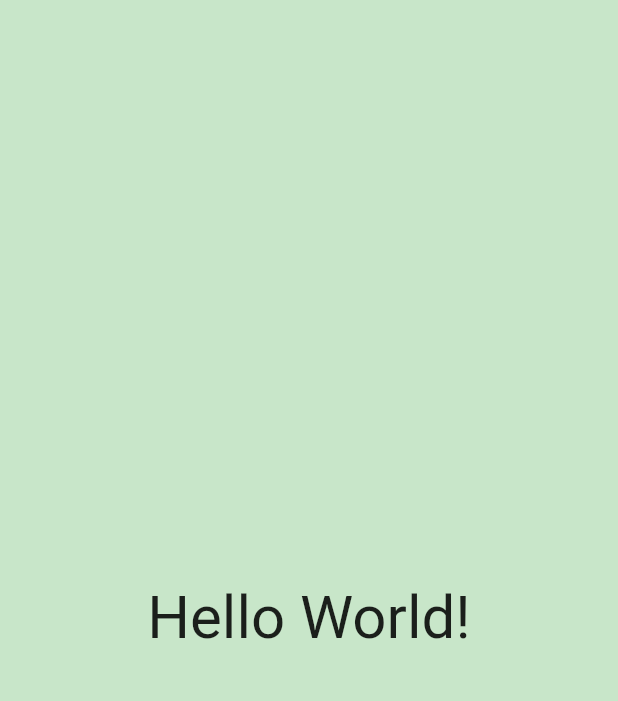
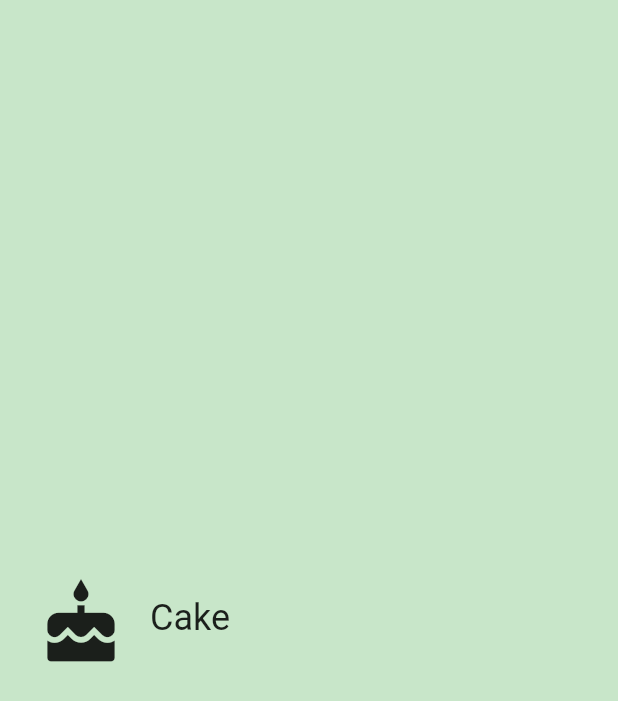
Before and after one commit to frizio/demo_unit_converter, a Flutter app: the screen it shows after launch, on a phone screen of 412 x 824 dp. Shown: the top 701 px of the screen. Run offline on Flutter 3.47's test engine with Material 2 defaults, Android fonts, the phone set to English and light mode, and no system bars.

Commit message:
02 - Add category widget

```diff
--- /dev/null
+++ b/lib/category.dart
@@ -0,0 +1,61 @@
+import 'package:flutter/material.dart';
+import 'package:meta/meta.dart';
+
+final _rowHeight = 100.0;
+final _borderRadius = BorderRadius.circular(_rowHeight / 2);
+
+class Category extends StatelessWidget {
+  final String name;
+  final ColorSwatch color;
+  final IconData iconLocation;
+
+  const Category({
+    Key key,
+    @required this.name,
+    @required this.color,
+    @required this.iconLocation,
+  })  : assert(name != null),
+        assert(color != null),
+        assert(iconLocation != null),
+        super(key: key);
+
+  @override
+  Widget build(BuildContext context) {
+    return Material(
+      color: Colors.transparent,
+      child: Container(
+        height: _rowHeight,
+        child: InkWell(
+          borderRadius: _borderRadius,
+          highlightColor: color,
+          splashColor: color,
+          onTap: () {
+            print('I was tapped!');
+          },
+          child: Padding(
+            padding: EdgeInsets.all(8.0),
+            child: Row(
+              crossAxisAlignment: CrossAxisAlignment.stretch,
+              children: [
+                Padding(
+                  padding: EdgeInsets.all(16.0),
+                  child: Icon(
+                    iconLocation,
+                    size: 60.0,
+                  ),
+                ),
+                Center(
+                  child: Text(
+                    name,
+                    textAlign: TextAlign.center,
+                    style: Theme.of(context).textTheme.headline,
+                  ),
+                ),
+              ],
+            ),
+          ),
+        ),
+      ),
+    );
+  }
+}
--- a/lib/main.dart
+++ b/lib/main.dart
@@ -1,4 +1,9 @@
+import 'package:demo_unit_converter/category.dart';
 import 'package:flutter/material.dart';
+
+const _categoryName = 'Cake';
+const _categoryIcon = Icons.cake;
+const _categoryColor = Colors.green;
 
 void main() {
   runApp(UnitConverterApp());
@@ -13,10 +18,10 @@ class UnitConverterApp extends StatelessWidget {
       home: Scaffold(
         backgroundColor: Colors.green[100],
         body: Center(
-          child: Text(
-            'Hello World!',
-            style: TextStyle(fontSize: 40.0),
-            textAlign: TextAlign.center,
+          child: Category(
+            name: _categoryName,
+            color: _categoryColor,
+            iconLocation: _categoryIcon,
           ),
         ),
       ),
```
